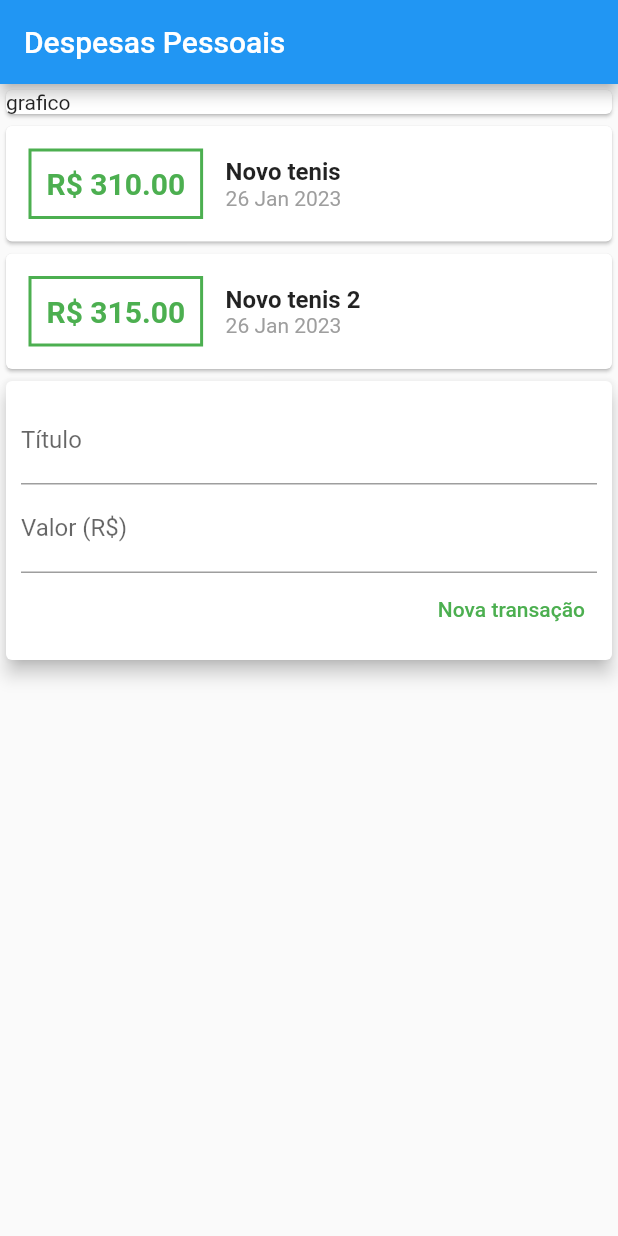
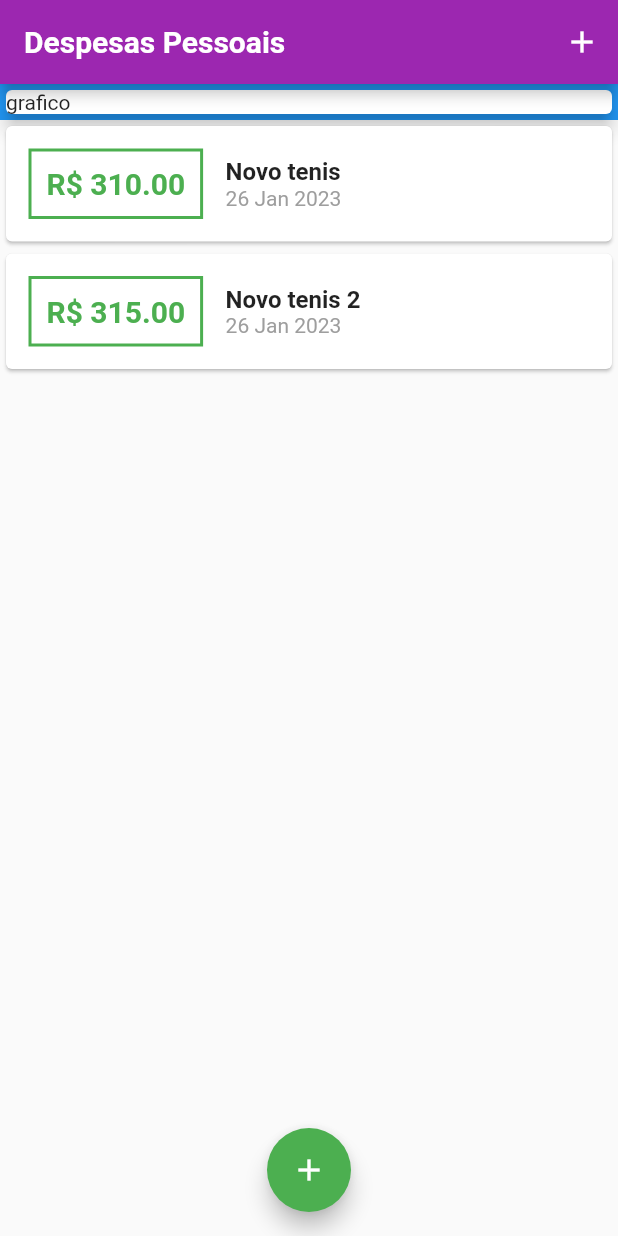
Before and after one commit to GustavoMen/expensesApp, a Flutter app: the screen it shows after launch, on a phone screen of 412 x 824 dp. Run offline on Flutter 3.47's test engine with Material 2 defaults, Android fonts, the phone set to English and light mode, and no system bars; Roboto replaces fonts that are missing (OpenSans).

Commit message:
Adding custom theme and adding an modal to transaction form

```diff
--- a/lib/components/transaction_form.dart
+++ b/lib/components/transaction_form.dart
@@ -1,12 +1,28 @@
 import 'package:flutter/material.dart';
 
-class TransactionForm extends StatelessWidget {
+class TransactionForm extends StatefulWidget {
   TransactionForm({required this.onSubmit, super.key});
 
+  final void Function(String, double) onSubmit;
+
+  @override
+  State<TransactionForm> createState() => _TransactionFormState();
+}
+
+class _TransactionFormState extends State<TransactionForm> {
   final titleController = TextEditingController();
+
   final valueController = TextEditingController();
 
-  final void Function(String, double) onSubmit;
+  _submitForm() {
+    final title = titleController.text;
+    final value = double.tryParse(valueController.text) ?? 0.0;
+
+    if (title.isEmpty || value <= 0) {
+      return;
+    }
+    widget.onSubmit(title, value);
+  }
 
   @override
   Widget build(BuildContext context) {
@@ -23,7 +39,10 @@ class TransactionForm extends StatelessWidget {
               ),
             ),
             TextField(
+              keyboardType:
+                  const TextInputType.numberWithOptions(decimal: true),
               controller: valueController,
+              onSubmitted: (value) => _submitForm(),
               decoration: const InputDecoration(
                 labelText: 'Valor (R\$)',
               ),
@@ -32,11 +51,7 @@ class TransactionForm extends StatelessWidget {
               mainAxisAlignment: MainAxisAlignment.end,
               children: [
                 TextButton(
-                  onPressed: () {
-                    final title = titleController.text;
-                    final value = double.tryParse(valueController.text) ?? 0.0;
-                    onSubmit(title, value);
-                  },
+                  onPressed: _submitForm,
                   child: const Text('Nova transação'),
                   style: TextButton.styleFrom(
                     foregroundColor: Colors.green,
--- a/lib/components/transaction_list.dart
+++ b/lib/components/transaction_list.dart
@@ -10,9 +10,13 @@ class TransactionList extends StatelessWidget {
 
   @override
   Widget build(BuildContext context) {
-    return Column(
-      children: transactions
-          .map((e) => Card(
+    return Container(
+      height: 300,
+      child: ListView.builder(
+        itemCount: transactions.length,
+        itemBuilder: (ctx, index) {
+          final e = transactions[index];
+          return Card(
             child: Row(
               children: <Widget>[
                 Container(
@@ -22,17 +26,17 @@ class TransactionList extends StatelessWidget {
                   ),
                   decoration: BoxDecoration(
                     border: Border.all(
-                          color: Colors.green,
+                      color: Theme.of(context).colorScheme.secondary,
                       width: 2,
                     ),
                   ),
                   padding: const EdgeInsets.all(10),
                   child: Text(
                     "R\$ ${e.value.toStringAsFixed(2)}",
-                        style: const TextStyle(
+                    style: TextStyle(
                       fontWeight: FontWeight.bold,
                       fontSize: 20,
-                          color: Colors.green,
+                      color: Theme.of(context).colorScheme.secondary,
                     ),
                   ),
                 ),
@@ -56,8 +60,9 @@ class TransactionList extends StatelessWidget {
                 )
               ],
             ),
-              ))
-          .toList(),
+          );
+        },
+      ),
     );
   }
 }
--- a/lib/components/transaction_user.dart
+++ /dev/null
@@ -1,53 +0,0 @@
-import 'dart:math';
-
-import 'package:flutter/material.dart';
-import '../models/transaction.dart';
-import './transaction_form.dart';
-import './transaction_list.dart';
-
-class TransactionUser extends StatefulWidget {
-  const TransactionUser({super.key});
-
-  @override
-  State<TransactionUser> createState() => _TransactionUserState();
-}
-
-class _TransactionUserState extends State<TransactionUser> {
-  final _transactions = [
-    Transaction(
-      id: "t1",
-      title: "Novo tenis",
-      value: 310,
-      date: DateTime.now(),
-    ),
-    Transaction(
-      id: "t2",
-      title: "Novo tenis 2",
-      value: 315,
-      date: DateTime.now(),
-    ),
-  ];
-
-  _addTransaction(String title, double value) {
-    final newTransaction = Transaction(
-      id: Random().nextDouble().toString(),
-      title: title,
-      value: value,
-      date: DateTime.now(),
-    );
-
-    setState(() {
-      _transactions.add(newTransaction);
-    });
-  }
-
-  @override
-  Widget build(BuildContext context) {
-    return Column(
-      children: [
-        TransactionList(transactions: _transactions),
-        TransactionForm(onSubmit: _addTransaction),
-      ],
-    );
-  }
-}
--- a/lib/main.dart
+++ b/lib/main.dart
@@ -1,41 +1,128 @@
 import 'package:flutter/material.dart';
+import 'dart:math';
 
-import 'components/transaction_user.dart';
+import './models/transaction.dart';
+import 'components/transaction_form.dart';
+import 'components/transaction_list.dart';
 
-main() => runApp(const ExpensesApp());
+main() => runApp(ExpensesApp());
 
 class ExpensesApp extends StatelessWidget {
-  const ExpensesApp({super.key});
+  ExpensesApp({super.key});
+  final ThemeData customTheme = ThemeData();
 
   @override
   Widget build(BuildContext context) {
-    return const MaterialApp(
-      home: HomePage(),
+    return MaterialApp(
+      home: const HomePage(),
+      theme: customTheme.copyWith(
+        colorScheme: customTheme.colorScheme.copyWith(
+          primary: Colors.purple,
+          secondary: Colors.green,
+        ),
+        appBarTheme: const AppBarTheme(
+          titleTextStyle: TextStyle(
+            fontFamily: 'OpenSans',
+            fontSize: 20,
+            fontWeight: FontWeight.bold,
+          ),
+        ),
+        textTheme: customTheme.textTheme.copyWith(
+          headline6: const TextStyle(
+            fontFamily: 'OpenSans',
+            fontSize: 18,
+            fontWeight: FontWeight.bold,
+            color: Colors.black,
+          ),
+        ),
+      ),
     );
   }
 }
 
-class HomePage extends StatelessWidget {
+class HomePage extends StatefulWidget {
   const HomePage({super.key});
+
+  @override
+  State<HomePage> createState() => _HomePageState();
+}
+
+class _HomePageState extends State<HomePage> {
+  final _transactions = [
+    Transaction(
+      id: "t1",
+      title: "Novo tenis",
+      value: 310,
+      date: DateTime.now(),
+    ),
+    Transaction(
+      id: "t2",
+      title: "Novo tenis 2",
+      value: 315,
+      date: DateTime.now(),
+    ),
+  ];
+
+  _addTransaction(String title, double value) {
+    final newTransaction = Transaction(
+      id: Random().nextDouble().toString(),
+      title: title,
+      value: value,
+      date: DateTime.now(),
+    );
+
+    setState(() {
+      _transactions.add(newTransaction);
+    });
+
+    Navigator.of(context).pop();
+  }
+
+  _openTransactionFormModal(BuildContext context) {
+    showModalBottomSheet(
+      context: context,
+      builder: (ctx) {
+        return TransactionForm(
+          onSubmit: _addTransaction,
+        );
+      },
+    );
+  }
 
   @override
   Widget build(BuildContext context) {
     return Scaffold(
       appBar: AppBar(
         title: const Text('Despesas Pessoais'),
+        actions: [
+          IconButton(
+              onPressed: () => _openTransactionFormModal(context),
+              icon: const Icon(Icons.add)),
+        ],
       ),
-      body: Container(
+      body: SingleChildScrollView(
+        child: Container(
           width: double.infinity,
           child: Column(
             crossAxisAlignment: CrossAxisAlignment.stretch,
-          children: const [
-            Card(
+            children: [
+              Container(
+                color: Colors.blue,
+                child: const Card(
+                  elevation: 5,
                   child: Text('grafico'),
                 ),
-            TransactionUser(),
+              ),
+              TransactionList(transactions: _transactions),
             ],
           ),
         ),
+      ),
+      floatingActionButton: FloatingActionButton(
+        child: const Icon(Icons.add),
+        onPressed: () => _openTransactionFormModal(context),
+      ),
+      floatingActionButtonLocation: FloatingActionButtonLocation.centerFloat,
     );
   }
 }
```
Lines whose indentation alone changed are shown as unchanged.
